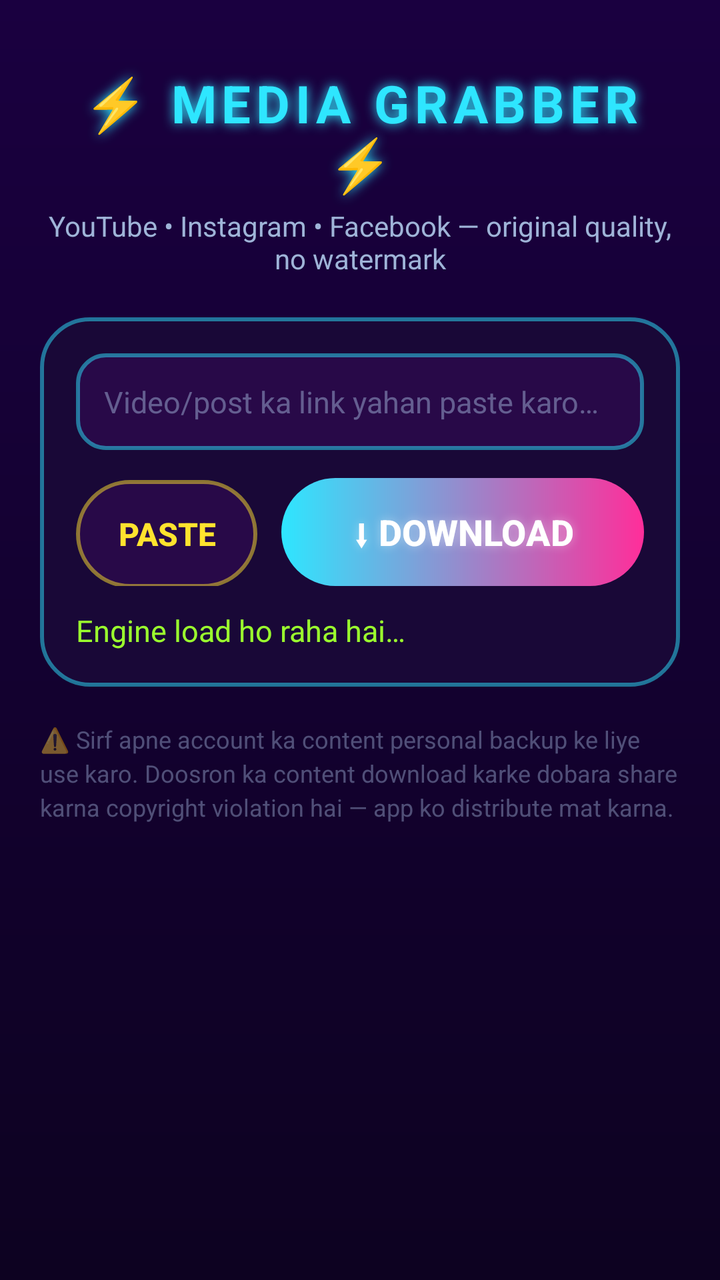
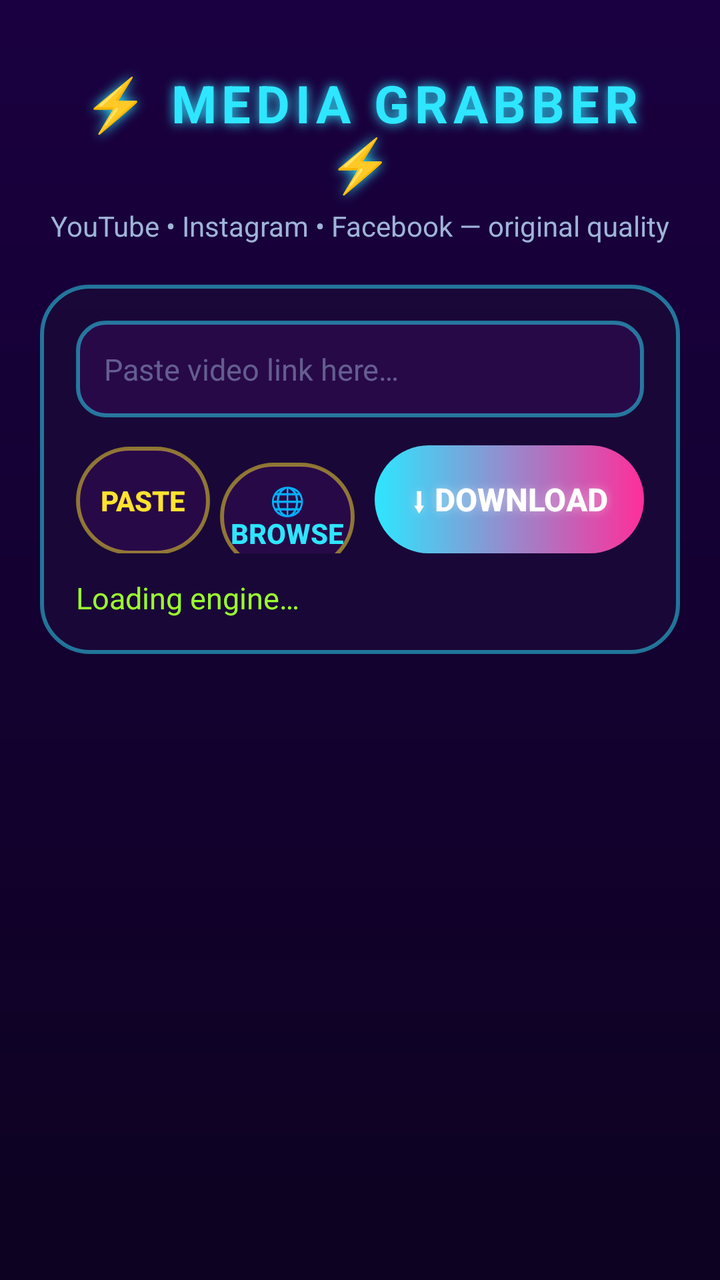

The first picture is an Android layout as it rendered before a commit; the second is the same layout after the commit. The layout source and the unified diff follow.
<!-- AndroidManifest.xml: application theme Theme.MediaGrabber -->
<!-- res/layout/activity_main.xml -->
<?xml version="1.0" encoding="utf-8"?>
<LinearLayout xmlns:android="http://schemas.android.com/apk/res/android"
    android:layout_width="match_parent"
    android:layout_height="match_parent"
    android:orientation="vertical"
    android:padding="20dp">

    <TextView
        android:id="@+id/tvTitle"
        android:layout_width="match_parent"
        android:layout_height="wrap_content"
        android:gravity="center"
        android:letterSpacing="0.1"
        android:paddingTop="14dp"
        android:paddingBottom="4dp"
        android:shadowColor="#FF2EE6FF"
        android:shadowDx="0"
        android:shadowDy="0"
        android:shadowRadius="14"
        android:text="@string/app_title"
        android:textColor="#2EE6FF"
        android:textSize="26sp"
        android:textStyle="bold" />

    <TextView
        android:layout_width="match_parent"
        android:layout_height="wrap_content"
        android:gravity="center"
        android:paddingBottom="8dp"
        android:text="@string/app_subtitle"
        android:textColor="#9FB4D8"
        android:textSize="14sp" />

    <LinearLayout
        android:layout_width="match_parent"
        android:layout_height="wrap_content"
        android:layout_marginTop="12dp"
        android:background="@drawable/bg_card"
        android:orientation="vertical"
        android:padding="18dp">

        <EditText
            android:id="@+id/etUrl"
            android:layout_width="match_parent"
            android:layout_height="wrap_content"
            android:background="@drawable/bg_input"
            android:hint="@string/url_hint"
            android:inputType="textUri"
            android:padding="14dp"
            android:singleLine="true"
            android:textColor="#FFFFFF"
            android:textColorHint="#809FB4D8"
            android:textSize="15sp" />

        <LinearLayout
            android:layout_width="match_parent"
            android:layout_height="wrap_content"
            android:layout_marginTop="14dp"
            android:orientation="horizontal">

            <Button
                android:id="@+id/btnPaste"
                android:layout_width="0dp"
                android:layout_height="54dp"
                android:layout_marginEnd="6dp"
                android:layout_weight="1"
                android:background="@drawable/bg_btn_paste"
                android:stateListAnimator="@null"
                android:text="@string/paste"
                android:textColor="@color/neon_yellow"
                android:textSize="16sp"
                android:textStyle="bold" />

            <Button
                android:id="@+id/btnDownload"
                android:layout_width="0dp"
                android:layout_height="54dp"
                android:layout_marginStart="6dp"
                android:layout_weight="2"
                android:background="@drawable/bg_btn_download"
                android:shadowColor="#66FFFFFF"
                android:shadowRadius="12"
                android:stateListAnimator="@null"
                android:text="@string/download"
                android:textColor="#FFFFFF"
                android:textSize="18sp"
                android:textStyle="bold" />
        </LinearLayout>

        <ProgressBar
            android:id="@+id/progress"
            android:layout_width="match_parent"
            android:layout_height="wrap_content"
            android:layout_marginTop="14dp"
            android:indeterminate="true"
            android:visibility="gone" />

        <TextView
            android:id="@+id/tvStatus"
            android:layout_width="match_parent"
            android:layout_height="wrap_content"
            android:layout_marginTop="12dp"
            android:text="@string/engine_loading"
            android:textColor="@color/neon_lime"
            android:textSize="15sp" />
    </LinearLayout>

    <TextView
        android:layout_width="match_parent"
        android:layout_height="wrap_content"
        android:layout_marginTop="18dp"
        android:lineSpacingExtra="3dp"
        android:text="@string/disclaimer"
        android:textColor="#709FB4D8"
        android:textSize="12sp" />

</LinearLayout>
<!-- resources referenced by this layout -->
<resources>
  <color name="neon_lime">#9BFF2E</color>
  <color name="neon_yellow">#FFE32E</color>
  <!-- drawable bg_btn_download (drawable) -->
  <?xml version="1.0" encoding="utf-8"?>
  <ripple xmlns:android="http://schemas.android.com/apk/res/android"
      android:color="#66FFFFFF">
      <item>
          <shape android:shape="rectangle">
              <corners android:radius="27dp" />
              <gradient
                  android:angle="0"
                  android:endColor="@color/neon_pink"
                  android:startColor="@color/neon_cyan" />
          </shape>
      </item>
  </ripple>
  <!-- drawable bg_btn_paste (drawable) -->
  <?xml version="1.0" encoding="utf-8"?>
  <ripple xmlns:android="http://schemas.android.com/apk/res/android"
      android:color="#40FFE32E">
      <item>
          <shape android:shape="rectangle">
              <corners android:radius="27dp" />
              <solid android:color="@color/input_dark" />
              <stroke
                  android:width="2dp"
                  android:color="#80FFE32E" />
          </shape>
      </item>
  </ripple>
  <!-- drawable bg_card (drawable) -->
  <?xml version="1.0" encoding="utf-8"?>
  <shape xmlns:android="http://schemas.android.com/apk/res/android">
      <corners android:radius="24dp" />
      <solid android:color="@color/card_dark" />
      <stroke
          android:width="2dp"
          android:color="#802EE6FF" />
  </shape>
  <!-- drawable bg_input (drawable) -->
  <?xml version="1.0" encoding="utf-8"?>
  <shape xmlns:android="http://schemas.android.com/apk/res/android">
      <corners android:radius="14dp" />
      <solid android:color="@color/input_dark" />
      <stroke
          android:width="2dp"
          android:color="#802EE6FF" />
  </shape>
  <string name="app_subtitle">YouTube • Instagram • Facebook — original quality, no watermark</string>
  <string name="app_title">⚡ MEDIA GRABBER ⚡</string>
  <string name="disclaimer">⚠️ Sirf apne account ka content personal backup ke liye use karo. Doosron ka content download karke dobara share karna copyright violation hai — app ko distribute mat karna.</string>
  <string name="download">⬇  DOWNLOAD</string>
  <string name="engine_loading">Engine load ho raha hai…</string>
  <string name="paste">PASTE</string>
  <string name="url_hint">Video/post ka link yahan paste karo…</string>
  <style name="Theme.MediaGrabber" parent="Theme.AppCompat.NoActionBar">
          <item name="android:windowBackground">@drawable/bg_gradient</item>
          <item name="android:statusBarColor">@color/bg_end</item>
          <item name="android:navigationBarColor">@color/bg_end</item>
          <item name="android:colorControlActivated">@color/neon_cyan</item>
      </style>
  <color name="neon_pink">#FF2E9A</color>
  <color name="neon_cyan">#2EE6FF</color>
  <color name="input_dark">#F02A0A4A</color>
  <color name="card_dark">#E61A0938</color>
  <!-- drawable bg_gradient (drawable) -->
  <?xml version="1.0" encoding="utf-8"?>
  <shape xmlns:android="http://schemas.android.com/apk/res/android">
      <gradient
          android:angle="270"
          android:endColor="@color/bg_end"
          android:startColor="@color/bg_start" />
  </shape>
  <color name="bg_end">#0D0221</color>
  <color name="bg_start">#1A0040</color>
</resources>

<!-- the commit's change to res/layout/activity_main.xml (unified diff, before → after) -->
@@ -62,20 +62,33 @@
                 android:id="@+id/btnPaste"
                 android:layout_width="0dp"
                 android:layout_height="54dp"
-                android:layout_marginEnd="6dp"
+                android:layout_marginEnd="5dp"
                 android:layout_weight="1"
                 android:background="@drawable/bg_btn_paste"
                 android:stateListAnimator="@null"
                 android:text="@string/paste"
                 android:textColor="@color/neon_yellow"
-                android:textSize="16sp"
+                android:textSize="14sp"
+                android:textStyle="bold" />
+
+            <Button
+                android:id="@+id/btnBrowse"
+                android:layout_width="0dp"
+                android:layout_height="54dp"
+                android:layout_marginEnd="5dp"
+                android:layout_weight="1"
+                android:background="@drawable/bg_btn_paste"
+                android:stateListAnimator="@null"
+                android:text="@string/browse"
+                android:textColor="@color/neon_cyan"
+                android:textSize="14sp"
                 android:textStyle="bold" />
 
             <Button
                 android:id="@+id/btnDownload"
                 android:layout_width="0dp"
                 android:layout_height="54dp"
-                android:layout_marginStart="6dp"
+                android:layout_marginStart="5dp"
                 android:layout_weight="2"
                 android:background="@drawable/bg_btn_download"
                 android:shadowColor="#66FFFFFF"
@@ -83,17 +96,9 @@
                 android:stateListAnimator="@null"
                 android:text="@string/download"
                 android:textColor="#FFFFFF"
-                android:textSize="18sp"
+                android:textSize="16sp"
                 android:textStyle="bold" />
         </LinearLayout>
-
-        <ProgressBar
-            android:id="@+id/progress"
-            android:layout_width="match_parent"
-            android:layout_height="wrap_content"
-            android:layout_marginTop="14dp"
-            android:indeterminate="true"
-            android:visibility="gone" />
 
         <TextView
             android:id="@+id/tvStatus"
@@ -105,13 +110,4 @@
             android:textSize="15sp" />
     </LinearLayout>
 
-    <TextView
-        android:layout_width="match_parent"
-        android:layout_height="wrap_content"
-        android:layout_marginTop="18dp"
-        android:lineSpacingExtra="3dp"
-        android:text="@string/disclaimer"
-        android:textColor="#709FB4D8"
-        android:textSize="12sp" />
-
 </LinearLayout>
<!-- resource entries referenced after the edit -->
@@ -1,5 +1,6 @@
 <!-- resources referenced by this layout -->
 <resources>
+  <color name="neon_cyan">#2EE6FF</color>
   <color name="neon_lime">#9BFF2E</color>
   <color name="neon_yellow">#FFE32E</color>
   <!-- drawable bg_btn_download (drawable) -->
@@ -48,13 +49,13 @@
           android:width="2dp"
           android:color="#802EE6FF" />
   </shape>
-  <string name="app_subtitle">YouTube • Instagram • Facebook — original quality, no watermark</string>
+  <string name="app_subtitle">YouTube • Instagram • Facebook — original quality</string>
   <string name="app_title">⚡ MEDIA GRABBER ⚡</string>
-  <string name="disclaimer">⚠️ Sirf apne account ka content personal backup ke liye use karo. Doosron ka content download karke dobara share karna copyright violation hai — app ko distribute mat karna.</string>
+  <string name="browse">🌐 BROWSE</string>
   <string name="download">⬇  DOWNLOAD</string>
-  <string name="engine_loading">Engine load ho raha hai…</string>
+  <string name="engine_loading">Loading engine…</string>
   <string name="paste">PASTE</string>
-  <string name="url_hint">Video/post ka link yahan paste karo…</string>
+  <string name="url_hint">Paste video link here…</string>
   <style name="Theme.MediaGrabber" parent="Theme.AppCompat.NoActionBar">
           <item name="android:windowBackground">@drawable/bg_gradient</item>
           <item name="android:statusBarColor">@color/bg_end</item>
@@ -62,7 +63,6 @@
           <item name="android:colorControlActivated">@color/neon_cyan</item>
       </style>
   <color name="neon_pink">#FF2E9A</color>
-  <color name="neon_cyan">#2EE6FF</color>
   <color name="input_dark">#F02A0A4A</color>
   <color name="card_dark">#E61A0938</color>
   <!-- drawable bg_gradient (drawable) -->
